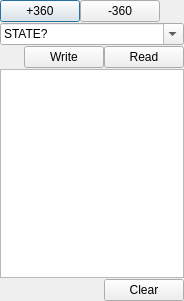
This is source/wnd/ui/deviceconsole.ui in ww4u/megarobostudio as Qt 5 draws it before an edit. The edited form follows.
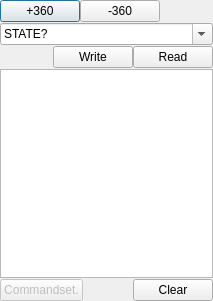
This is the edited form. Icons and pictures are not drawn.

Diff of the .ui file:
```diff
--- a/source/wnd/ui/deviceconsole.ui
+++ b/source/wnd/ui/deviceconsole.ui
@@ -6,7 +6,7 @@
    <rect>
     <x>0</x>
     <y>0</y>
-    <width>184</width>
+    <width>213</width>
     <height>301</height>
    </rect>
   </property>
@@ -119,6 +119,16 @@
    </item>
    <item row="9" column="0" colspan="2">
     <layout class="QHBoxLayout" name="horizontalLayout_3">
+     <item>
+      <widget class="QPushButton" name="btnCmdSet">
+       <property name="enabled">
+        <bool>false</bool>
+       </property>
+       <property name="text">
+        <string>Commandset.</string>
+       </property>
+      </widget>
+     </item>
      <item>
       <spacer name="horizontalSpacer_2">
        <property name="orientation">
```
